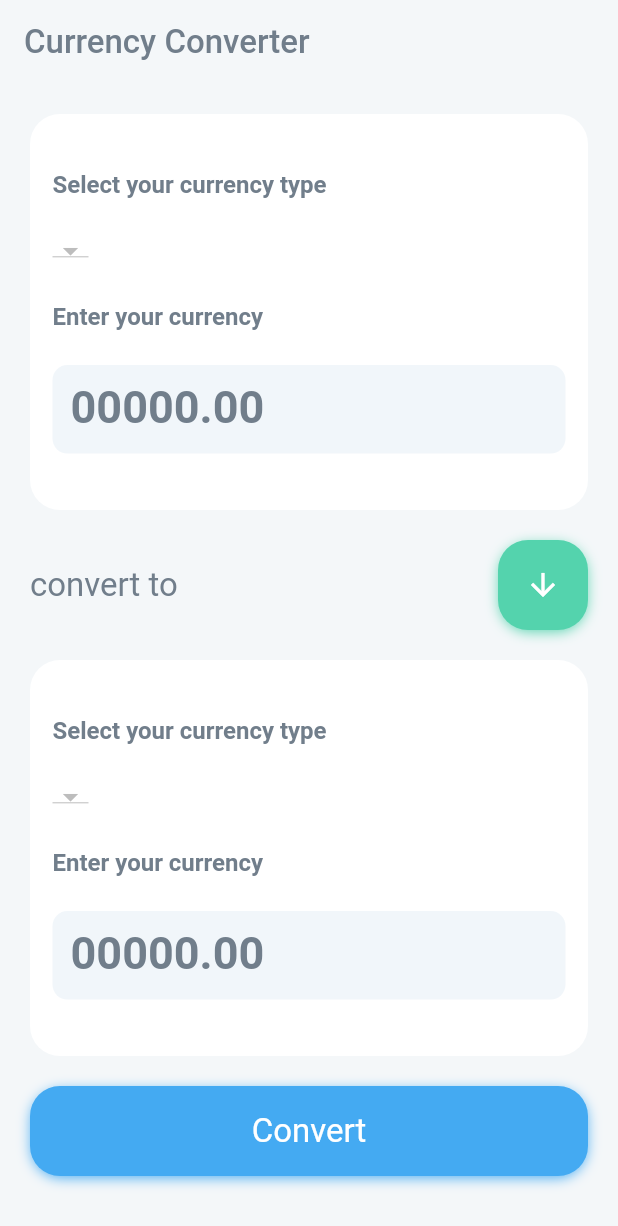
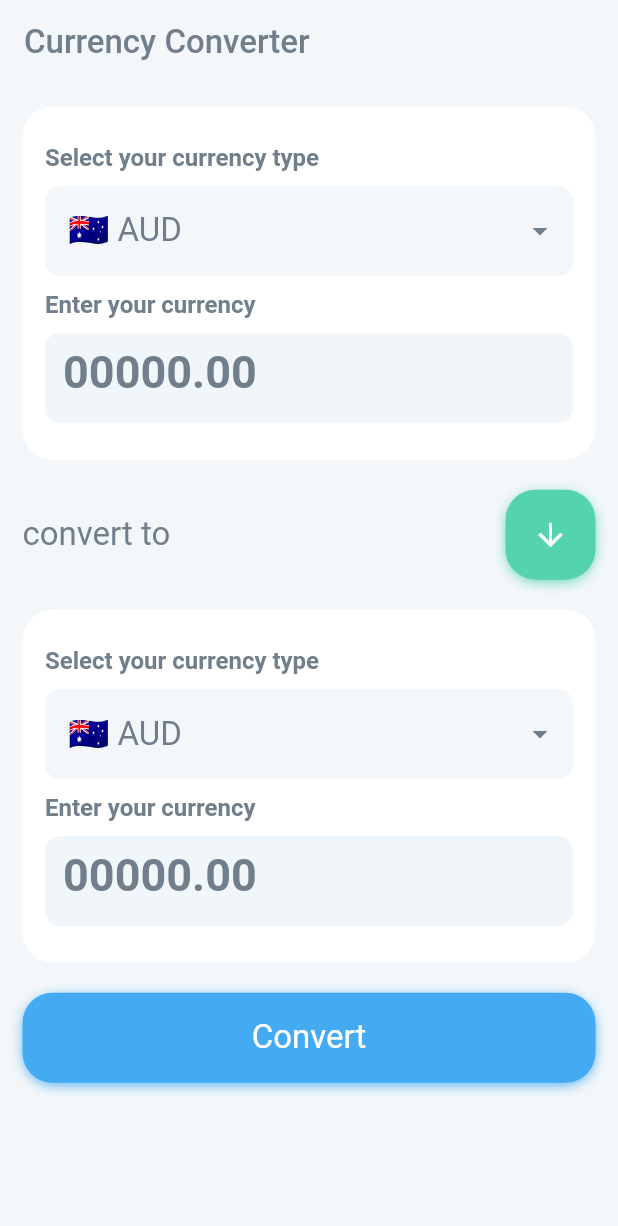
Before and after one commit to TasneemDosoqi/coinTicker-flutter, a Flutter app: the screen it shows after launch, on a phone screen of 412 x 824 dp. Shown: the top 1226 px of the screen. Run offline on Flutter 3.47's test engine with Material 2 defaults, Android fonts, the phone set to English and light mode, and no system bars.

Commit message:
Fix currency picker widget + add countries flag list

```diff
--- a/lib/coin_data.dart
+++ b/lib/coin_data.dart
@@ -1,3 +1,6 @@
+import 'dart:convert';
+import 'package:http/http.dart' as http;
+
 const List<String> currenciesList = [
   'AUD',
   'BRL',
@@ -7,7 +10,6 @@ const List<String> currenciesList = [
   'GBP',
   'HKD',
   'IDR',
-  'ILS',
   'INR',
   'JPY',
   'MXN',
@@ -22,6 +24,29 @@ const List<String> currenciesList = [
   'ZAR'
 ];
 
+const List<String> currenciesFlagsList = [
+  ' 🇦🇺 ',
+  ' 🇧🇷 ',
+  ' 🇨🇦 ',
+  ' 🇨🇳 ',
+  ' 🇪🇺 ',
+  ' 🇬🇧 ',
+  ' 🇭🇰 ',
+  ' 🇮🇩 ',
+  ' 🇮🇳 ',
+  ' 🇯🇵 ',
+  ' 🇲🇽 ',
+  ' 🇳🇴 ',
+  ' 🇳🇿 ',
+  ' 🇵🇱 ',
+  ' 🇷🇴 ',
+  ' 🇷🇺 ',
+  ' 🇸🇪 ',
+  ' 🇸🇬 ',
+  ' 🇺🇸 ',
+  ' 🇿🇦 '
+];
+
 const List<String> cryptoList = [
   'BTC',
   'ETH',
--- /dev/null
+++ b/lib/currency_container.dart
@@ -0,0 +1,119 @@
+import 'package:bitcoin_ticker/coin_data.dart';
+import 'package:bitcoin_ticker/constants.dart';
+import 'package:flutter/material.dart';
+import 'package:flutter/cupertino.dart';
+
+
+class CurrencyContainer extends StatefulWidget {
+
+  String selectedCurrency;
+   CurrencyContainer(this.selectedCurrency);
+
+  @override
+  _CurrencyContainerState createState() => _CurrencyContainerState();
+}
+
+class _CurrencyContainerState extends State<CurrencyContainer> {
+  int selectedIndex =0;
+
+  List <Widget> getPickerItems() {
+
+    List<Widget> pickerItems= [];
+    for (int i =0; i< currenciesList.length ; i++) {
+
+        pickerItems.add(Text(currenciesFlagsList[i] +currenciesList[i],style: kBigNumStyle,));
+    }
+    return pickerItems;
+  }
+
+  showPicker() {
+    showModalBottomSheet(
+        context: context,
+        builder: (BuildContext context) {
+          return Container(
+            height: MediaQuery.of(context).size.height / 3.5,
+            child: CupertinoPicker(
+              backgroundColor: Colors.white,
+              onSelectedItemChanged: (value) {
+                setState(() {
+                  selectedIndex = value;
+                });
+              },
+              itemExtent: 40.0,
+              children: getPickerItems(),
+            ),
+          );
+        });
+  }
+
+  @override
+  Widget build(BuildContext context) {
+    return  Container(
+      height:  MediaQuery.of(context).size.height / 3.5,
+      alignment: Alignment.centerLeft,
+      decoration: BoxDecoration(
+        color: kWhite,
+        borderRadius: BorderRadius.circular(20.0),
+      ),
+      child: Padding(
+        padding: const EdgeInsets.all(15.0),
+        child: Column(
+          mainAxisAlignment: MainAxisAlignment.spaceEvenly,
+          mainAxisSize: MainAxisSize.max,
+          crossAxisAlignment: CrossAxisAlignment.start,
+          children: [
+            Text('Select your currency type', style: kMessageStyle),
+            GestureDetector(
+              onTap: showPicker,
+              child: Container(
+                  height: 60,
+                  width: double.infinity,
+                  decoration: BoxDecoration(
+                    borderRadius: BorderRadius.circular(10),
+                    color: kLightGray,
+                  ),
+                  alignment: Alignment.centerLeft,
+                child: Stack(
+                  children: [
+                    Align(
+                      alignment: Alignment.centerLeft,
+                      child: Padding(
+                        padding: const EdgeInsets.all(10.0),
+                        child: Text(currenciesFlagsList[selectedIndex] + currenciesList[selectedIndex] , style: kTitleStyle,),
+                      ),
+                    ),
+                    Align(
+                      alignment: Alignment.centerRight,
+                      child: Padding(
+                        padding: const EdgeInsets.all(10.0),
+                        child: Icon(Icons.arrow_drop_down , color: kGray,),
+                      ),
+                    ),
+                  ],
+                ),
+              ),
+            ),
+            Text('Enter your currency', style: kMessageStyle),
+            Container(
+              height: 60,
+              child: TextField(
+                style: kBigNumStyle,
+                decoration: InputDecoration(
+                  alignLabelWithHint: false,
+                  border: OutlineInputBorder(
+                    borderRadius: BorderRadius.circular(10),
+                    borderSide: BorderSide.none,
+                  ),
+                  filled: true,
+                  fillColor: kFillGray,
+                  hintText: '00000.00',
+                  hintStyle: kBigNumStyle,
+                ),
+              ),
+            ),
+          ],
+        ),
+      ),
+    );
+  }
+}
--- a/lib/price_screen.dart
+++ b/lib/price_screen.dart
@@ -1,4 +1,6 @@
+import 'package:bitcoin_ticker/coin_data.dart';
 import 'package:bitcoin_ticker/constants.dart';
+import 'package:bitcoin_ticker/currency_container.dart';
 import 'package:flutter/material.dart';
 
 class PriceScreen extends StatefulWidget {
@@ -7,7 +9,9 @@ class PriceScreen extends StatefulWidget {
 }
 
 class _PriceScreenState extends State<PriceScreen> {
-  String selectedCurrency = 'KSA';
+
+  String fromSelectedCurrency = 'AUD';
+  String toSelectedCurrency = 'BRL';
 
   @override
   Widget build(BuildContext context) {
@@ -18,15 +22,18 @@ class _PriceScreenState extends State<PriceScreen> {
           style: kTitleStyle,
         ),
       ),
-      body: Padding(
-        padding: const EdgeInsets.all(20),
+      body: SingleChildScrollView(
+        child: Padding(
+          padding: const EdgeInsets.all(15),
           child: Column(
             // mainAxisSize: MainAxisSize.max,
             mainAxisAlignment: MainAxisAlignment.spaceBetween,
             crossAxisAlignment: CrossAxisAlignment.stretch,
             children: <Widget>[
-            currencyContainer(),
-            SizedBox(height: 20,),
+              CurrencyContainer(toSelectedCurrency),
+              SizedBox(
+                height: 20,
+              ),
               Row(
                 crossAxisAlignment: CrossAxisAlignment.center,
                 mainAxisAlignment: MainAxisAlignment.spaceBetween,
@@ -36,73 +43,41 @@ class _PriceScreenState extends State<PriceScreen> {
                       height: 60,
                       width: 60,
                       decoration: BoxDecoration(
-                    boxShadow:[containerShadow(kGreen)],
+                        boxShadow: [containerShadow(kGreen)],
                         color: kGreen,
                         borderRadius: BorderRadius.circular(20.0),
                       ),
-                  child:Icon(
+                      child: Icon(
                         Icons.arrow_downward,
                         color: kWhite,
-                  )
-                )
+                      ))
                 ],
               ),
-            SizedBox(height: 20,),
-            currencyContainer(),
-            SizedBox(height: 20,),
-
+              SizedBox(
+                height: 20,
+              ),
+              CurrencyContainer(fromSelectedCurrency),
+              SizedBox(
+                height: 20,
+              ),
               GestureDetector(
                 onTap: () {},
                 child: Container(
                   height: 60,
                   decoration: BoxDecoration(
-                  boxShadow:[containerShadow(kBlue)],
+                    boxShadow: [containerShadow(kBlue)],
                     color: kBlue,
                     borderRadius: BorderRadius.circular(20.0),
                   ),
-                child: Center(child: Text('Convert' ,style: kButtonStyle,) ),
+                  child: Center(
+                      child: Text(
+                    'Convert',
+                    style: kButtonStyle,
+                  )),
                 ),
               ),
-            SizedBox(height: 20,),
-
-          ],
-        ),
-      ),
-    );
-  }
-
-  Expanded currencyContainer() {
-    return Expanded(
-      child: Container(
-       // height: MediaQuery.of(context).size.height / 4,
-        alignment: Alignment.centerLeft,
-        decoration: BoxDecoration(
-          color: kWhite,
-          borderRadius: BorderRadius.circular(20.0),
-        ),
-        child: Padding(
-          padding: const EdgeInsets.all(15.0),
-          child: Column(
-            mainAxisAlignment: MainAxisAlignment.spaceEvenly,
-            mainAxisSize: MainAxisSize.max,
-            crossAxisAlignment: CrossAxisAlignment.start,
-            children: [
-              Text('Select your currency type', style: kMessageStyle),
-              DropdownButton(
-
-              ),
-              Text('Enter your currency', style: kMessageStyle),
-              TextField(
-                decoration: InputDecoration(
-                    alignLabelWithHint: false,
-                    border: OutlineInputBorder(
-                      borderRadius: BorderRadius.circular(10),
-                      borderSide: BorderSide.none,
-                    ),
-                    filled: true,
-                    fillColor: kFillGray,
-                    labelText: '00000.00',
-                    labelStyle: kBigNumStyle),
+              SizedBox(
+                height: 20,
               ),
             ],
           ),
@@ -110,4 +85,5 @@ class _PriceScreenState extends State<PriceScreen> {
       ),
     );
   }
+
 }
--- a/pubspec.yaml
+++ b/pubspec.yaml
@@ -10,6 +10,8 @@ dependencies:
     sdk: flutter
 
   cupertino_icons: ^0.1.2
+  direct_select: ^1.0.0
+  http: ^0.12.0+2
 
 dev_dependencies:
   flutter_test:
```
Also changed, not shown: lib/MySelectionItem.dart (added, +43 -0 lines), pubspec.lock. Lines whose indentation alone changed are shown as unchanged.
